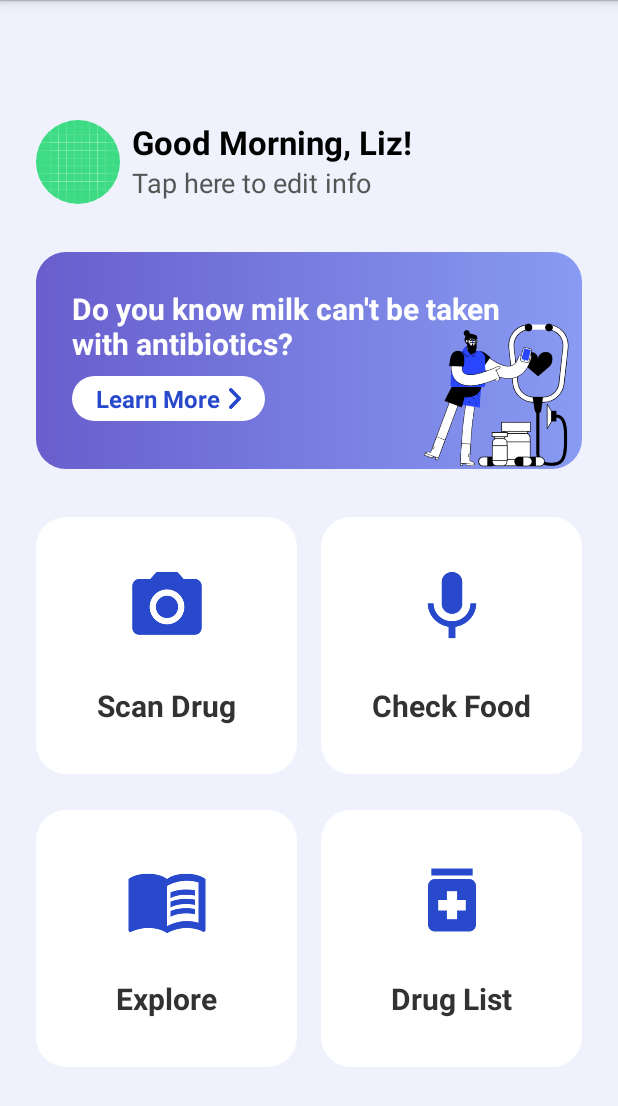
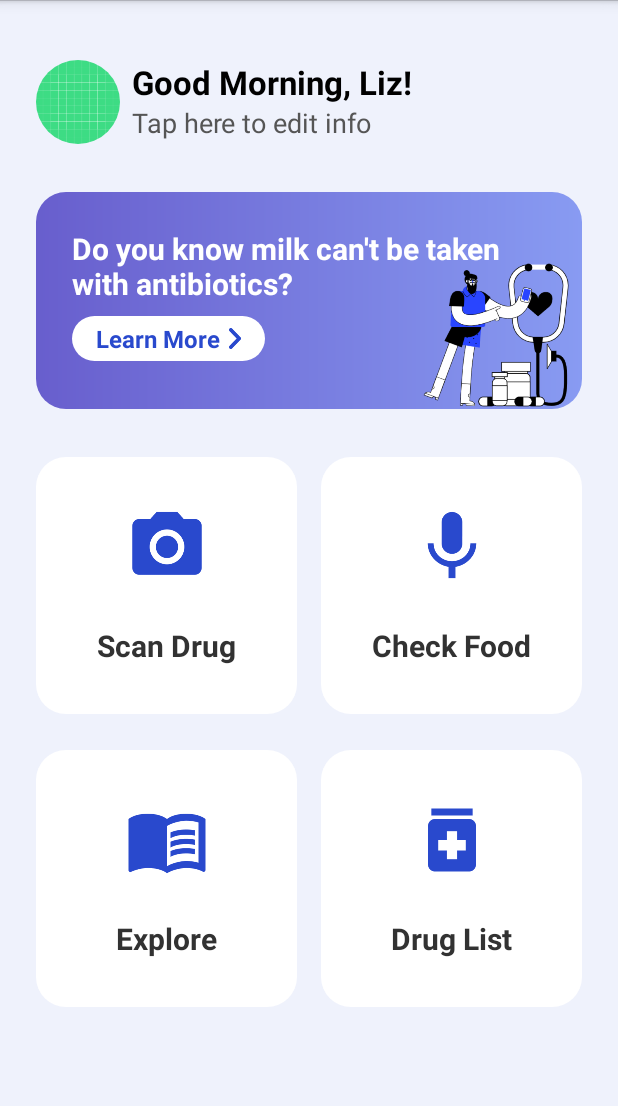
Before and after one commit to Bobkong/Easy-Drug-Android, an Android app: the screen it shows after launch (MainActivity), on a phone screen of 412 x 824 dp. Shown: the top 1106 px of the screen. Run offline under Robolectric (Android 15) with nearby library versions, the phone set to English and light mode, and no system bars; libraries missing offline, so code that uses them is left out: com.microsoft.cognitiveservices.

Commit message:
Main activity UI development

```diff
--- a/EasyDrug/app/src/main/java/com/example/easydrug/MainActivity.kt
+++ b/EasyDrug/app/src/main/java/com/example/easydrug/MainActivity.kt
@@ -38,20 +38,15 @@ class MainActivity : Activity() {
         drugListCl = findViewById(R.id.drug_list)
         setFeatureWidth(drugListCl)
 
+        scanCl?.setOnClickListener {
+            if(ActivityCompat.checkSelfPermission(this, Manifest.permission.CAMERA)
+                != PackageManager.PERMISSION_GRANTED){
+                ActivityCompat.requestPermissions(this, arrayOf(Manifest.permission.CAMERA),1);
+            } else {
+                startActivity(Intent(this, ScanDrugActivity::class.java))
+            }
 
-
-
-
-
-//        startScan?.setOnClickListener {
-//            if(ActivityCompat.checkSelfPermission(this, Manifest.permission.CAMERA)
-//                != PackageManager.PERMISSION_GRANTED){
-//                ActivityCompat.requestPermissions(this, arrayOf(Manifest.permission.CAMERA),1);
-//            } else {
-//                startActivity(Intent(this, ScanDrugActivity::class.java))
-//            }
-//
-//        }
+        }
 //
 //        inputFood?.setOnClickListener {
 //            startActivity(Intent(this, SpeechFoodActivity::class.java))
--- a/EasyDrug/app/src/main/res/layout/activity_main.xml
+++ b/EasyDrug/app/src/main/res/layout/activity_main.xml
@@ -1,12 +1,18 @@
 <?xml version="1.0" encoding="utf-8"?>
+<ScrollView xmlns:android="http://schemas.android.com/apk/res/android"
+    xmlns:tools="http://schemas.android.com/tools"
+    android:layout_width="match_parent"
+    android:scrollbars="none"
+    android:background="@color/bg_color"
+    android:layout_height="match_parent">
     <androidx.constraintlayout.widget.ConstraintLayout xmlns:android="http://schemas.android.com/apk/res/android"
         xmlns:app="http://schemas.android.com/apk/res-auto"
-    xmlns:tools="http://schemas.android.com/tools"
         android:layout_width="match_parent"
-    android:layout_height="match_parent"
+        android:layout_height="wrap_content"
         android:paddingLeft="24dp"
         android:paddingRight="24dp"
-    android:background="@color/bg_color"
+        android:paddingTop="40dp"
+        android:paddingBottom="40dp"
         tools:context=".MainActivity">
 
         <androidx.constraintlayout.widget.ConstraintLayout
@@ -15,8 +21,7 @@
             android:layout_height="wrap_content"
             app:layout_constraintTop_toTopOf="parent"
             app:layout_constraintLeft_toLeftOf="parent"
-        app:layout_constraintRight_toRightOf="parent"
-        android:layout_marginTop="80dp">
+            app:layout_constraintRight_toRightOf="parent">
 
             <com.example.easydrug.Widget.RoundRectImageView
                 android:id="@+id/user_avatar"
@@ -244,10 +249,9 @@
                 android:id="@+id/drug_list"
                 android:layout_width="wrap_content"
                 android:layout_height="wrap_content"
-            android:layout_marginTop="24dp"
                 app:layout_constraintRight_toRightOf="parent"
                 android:background="@drawable/home_learn_button_bg"
-            app:layout_constraintTop_toBottomOf="@+id/check_food">
+                app:layout_constraintTop_toTopOf="@+id/explore">
 
                 <ImageView
                     android:id="@+id/drug_list_img"
@@ -278,3 +282,4 @@
         </androidx.constraintlayout.widget.ConstraintLayout>
 
     </androidx.constraintlayout.widget.ConstraintLayout>
+</ScrollView>
```
Lines whose indentation alone changed are shown as unchanged.
